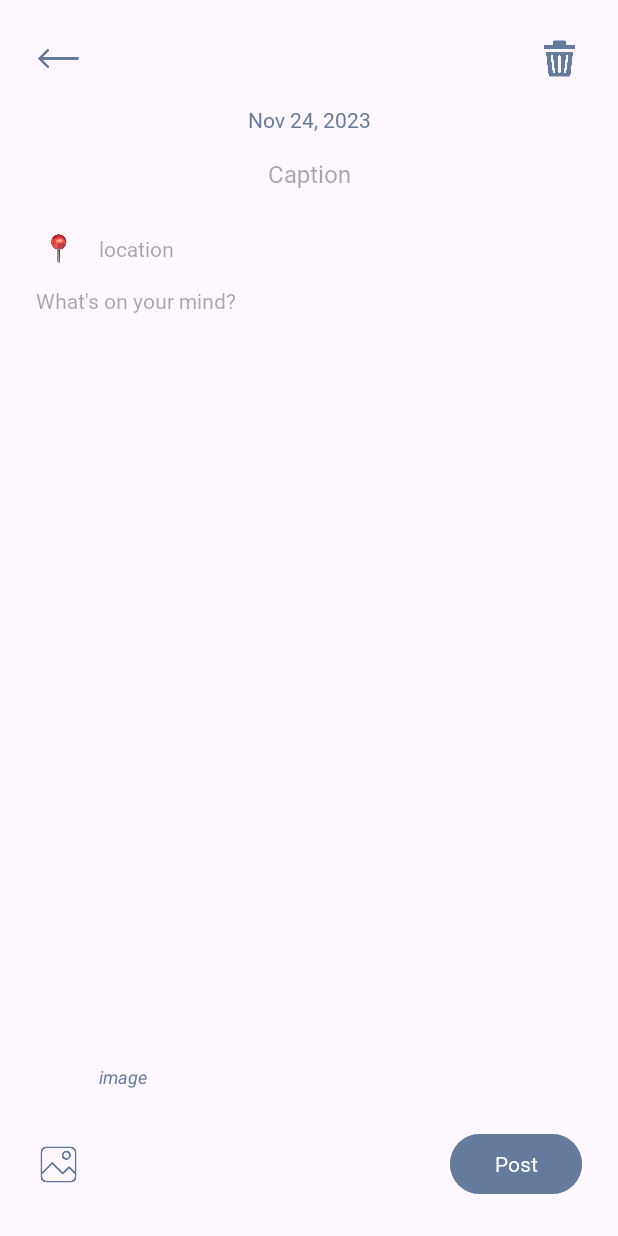
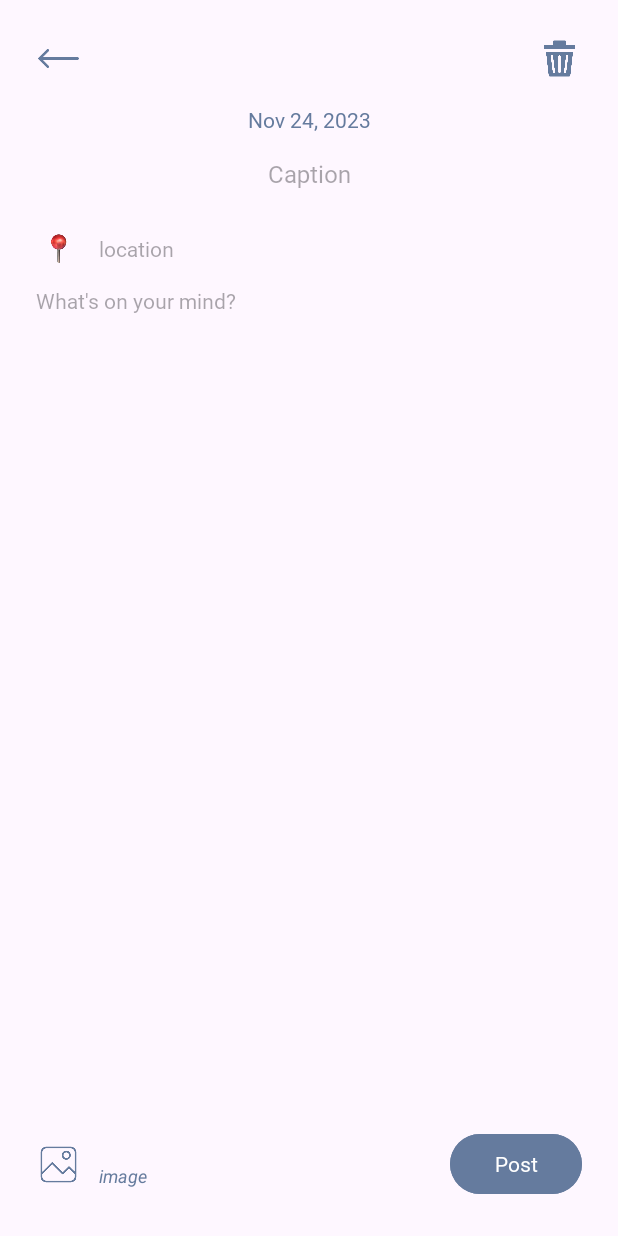
Before and after one commit to alyssaysabelle/Nomads_App, an Android app: the EditPost screen opened directly, with no data from a screen before it, on a phone screen of 412 x 824 dp. Run offline under Robolectric (Android 15) with nearby library versions, the phone set to English and light mode, and no system bars; our stand-ins replace Firebase (no records; nobody signed in at launch, a user with empty details on screens opened directly), Picasso; 4 statements that could not run were skipped.

Commit message:
Fix margin in edit post xml

```diff
--- a/app/src/main/res/layout/activity_edit_post.xml
+++ b/app/src/main/res/layout/activity_edit_post.xml
@@ -52,13 +52,15 @@
         android:layout_width="wrap_content"
         android:layout_height="wrap_content"
         android:layout_marginStart="12dp"
-        android:layout_marginTop="32dp"
+        android:layout_marginBottom="32dp"
         android:text="image"
         android:textColor="#657B9D"
         android:textSize="12sp"
         android:textStyle="italic"
-        app:layout_constraintStart_toEndOf="@+id/imageBtn"
-        app:layout_constraintTop_toBottomOf="@+id/imageView" />
+        app:layout_constraintBottom_toBottomOf="parent"
+        app:layout_constraintEnd_toStartOf="@+id/postBtn"
+        app:layout_constraintHorizontal_bias="0.0"
+        app:layout_constraintStart_toEndOf="@+id/imageBtn" />
 
     <TextView
         android:id="@+id/newDateTv"
```
Also changed, not shown: app/src/main/java/com/mobdeve/s13/group8/nomadsapp/EditPost.java (line endings or trailing spaces).
